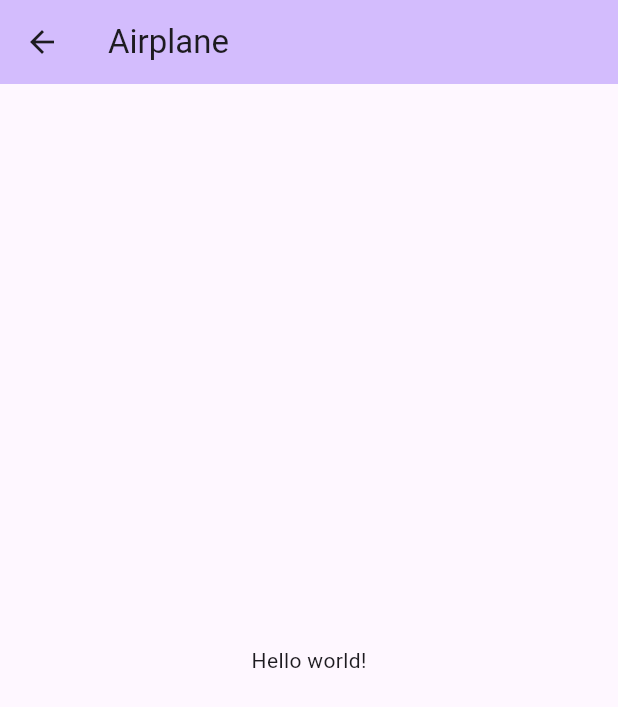
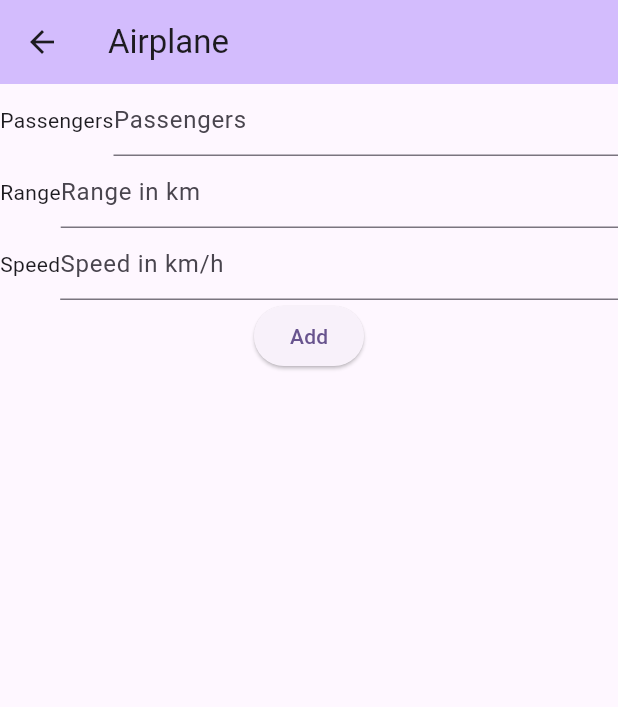
Before and after one commit to wald0047/cst2335_app, a Flutter app: the AirplanePage screen opened by its route, on a phone screen of 412 x 824 dp. Shown: the top 707 px of the screen. Run offline on Flutter 3.47's test engine with Material 3 defaults, Android fonts, the light colour scheme and no system bars; our stand-ins replace floor, sqflite; missing offline and left inert: encrypted_shared_preferences; accounts and stored records are empty; generated files the repository leaves out were written again.

Commit message:
Initial airplane page.

```diff
--- a/lib/AirplanePage.dart
+++ /dev/null
@@ -1,22 +0,0 @@
-import 'package:flutter/material.dart';
-
-class AirplanePage extends StatefulWidget {
-  const AirplanePage({super.key});
-  @override
-  State<AirplanePage> createState() => AirplanePageState();
-}
-
-class AirplanePageState extends State<AirplanePage> {
-  @override
-  Widget build(BuildContext context) {
-    return Scaffold(
-      appBar: AppBar(
-        backgroundColor: Theme.of(context).colorScheme.inversePrimary,
-        title: const Text('Airplane'),
-      ),
-      body: Center(
-        child: Text('Hello world!'),
-      ),
-    );
-  }
-}
--- /dev/null
+++ b/lib/DataRepository.dart
@@ -0,0 +1,33 @@
+import 'dart:async';
+
+import 'package:encrypted_shared_preferences/encrypted_shared_preferences.dart';
+
+class DataRepository{
+
+  static String planeType = "";
+  static String planeRange = "";
+  static String planePassengers = "";
+  static String planeSpeed = "";
+
+
+  static Future<bool> loadData() async
+  {
+    var prefs = EncryptedSharedPreferences();
+    planeType = await prefs.getString("planeType");
+    planeRange = await prefs.getString("planeRange");
+    planePassengers = await prefs.getString("planePassengers");
+    planeSpeed = await prefs.getString("planeSpeed");
+    return true;
+  }
+
+
+  static void saveData()
+  {
+    var prefs = EncryptedSharedPreferences();
+
+    prefs.setString("planeType", planeType);
+    prefs.setString("planeRange", planeRange);
+    prefs.setString("planePassengers", planePassengers);
+    prefs.setString("planeSpeed", planeSpeed);
+  }
+}
--- a/lib/airplane.dart
+++ b/lib/airplane.dart
@@ -4,9 +4,32 @@ import 'package:floor/floor.dart';
 class Airplane {
   @PrimaryKey(autoGenerate: true)
   final int? id;
+  final String type;
+  final int numPassengers;
+  final int maxSpeed;
+  final int range;
 
-  Airplane(this.id);
+  Airplane(this.id,
+          this.type,
+          this.numPassengers,
+          this.maxSpeed,
+          this.range);
 
-  Airplane.noid({ this.id }) ;
+  Airplane.fromNoid(this.id,
+      Airplane noid) :
+      this.type = noid.type,
+      this.numPassengers = noid.numPassengers,
+      this.maxSpeed = noid.maxSpeed,
+      this.range = noid.maxSpeed {
+
+  }
+
+
+  Airplane.noid(
+      this.type,
+      this.numPassengers,
+      this.maxSpeed,
+      this.range,
+      { this.id }) ;
 
 }
--- a/lib/airplanedao.dart
+++ b/lib/airplanedao.dart
@@ -10,11 +10,11 @@ abstract class AirplaneDAO {
   Stream<Airplane?> findAirplaneById(int id);
 
   @insert
-  Future<int> insertAirplane(Airplane item);
+  Future<int> insertAirplane(Airplane plane);
 
   @update
-  Future<void> updateAirplane(Airplane item);
+  Future<void> updateAirplane(Airplane plane);
 
   @delete
-  Future<void> deleteAirplane(Airplane item);
+  Future<void> deleteAirplane(Airplane plane);
 }
--- /dev/null
+++ b/lib/airplanepage.dart
@@ -0,0 +1,293 @@
+import 'package:flutter/material.dart';
+import 'package:cst2335_app/airplane.dart';
+import 'package:cst2335_app/airplanedao.dart';
+import 'package:cst2335_app/DataRepository.dart';
+import 'package:flutter/services.dart';
+import 'database.dart';
+
+class AirplanePage extends StatefulWidget {
+  const AirplanePage({super.key});
+  @override
+  State<AirplanePage> createState() => AirplanePageState();
+}
+
+class AirplanePageState extends State<AirplanePage> {
+  List<Airplane> planes = [];
+  late TextEditingController typeTextCtl;
+  late TextEditingController passengerTextCtl;
+  late TextEditingController rangeTextCtl;
+  late TextEditingController speedTextCtl;
+  Airplane? selectedPlane;
+  late AppDatabase database;
+  late AirplaneDAO airplaneDAO;
+
+  @override
+  void initState() {
+    // initialize object, onloaded in HTML
+    super.initState();
+    typeTextCtl = TextEditingController();
+    passengerTextCtl = TextEditingController();
+    rangeTextCtl = TextEditingController();
+    speedTextCtl = TextEditingController();
+    DataRepository.loadData().then((done) {
+      setState(() {
+        typeTextCtl.text = DataRepository.planeType;
+        passengerTextCtl.text = DataRepository.planePassengers;
+        rangeTextCtl.text = DataRepository.planeRange;
+        speedTextCtl.text = DataRepository.planeSpeed;
+      });
+    });
+    $FloorAppDatabase.databaseBuilder('app_database.db').build().then((db) {
+      database = db;
+      airplaneDAO = database.airplaneDAO;
+      airplaneDAO.getAllAirplanes().then((planes) {
+        setState(() {
+          planes.addAll(planes);
+        });
+      });
+    });
+  }
+
+  @override
+  Future<void> dispose() async {
+    //unloading the page
+    super.dispose();
+    DataRepository.planeType = typeTextCtl.value.text;
+    DataRepository.planePassengers = passengerTextCtl.value.text;
+    DataRepository.planeRange = rangeTextCtl.value.text;
+    DataRepository.planeSpeed = speedTextCtl.value.text;
+    DataRepository.saveData();
+    typeTextCtl.dispose();
+    passengerTextCtl.dispose();
+    rangeTextCtl.dispose();
+    speedTextCtl.dispose();
+    await database.close();
+  }
+
+  @override
+  Widget build(BuildContext context) {
+    return Scaffold(
+        appBar: AppBar(
+          backgroundColor: Theme.of(context).colorScheme.inversePrimary,
+          title: const Text('Airplane'),
+        ),
+        body: responsiveLayout());
+  }
+
+  Widget responsiveLayout() {
+    var size = MediaQuery.of(context).size;
+    var height = size.height;
+    var width = size.width;
+
+    if ((width > height) && (width > 720)) {
+      // landscape mode
+      return Row(
+        children: [
+          Expanded(flex: 2, child: Center(child: AirplaneList())),
+          Expanded(flex: 3, child: Column(children: [DetailsPage()])),
+        ],
+      );
+    } else {
+      // Portrait mode
+      if (selectedPlane == null) {
+        return AirplaneList();
+      } else {
+        return DetailsPage();
+      }
+    }
+  }
+
+  Widget AirplaneList() {
+    return Center(
+      child: Column(
+        children: [
+          Row(
+              children: [
+                Text("Passengers"),
+                Expanded(
+                  child:
+                  TextField(
+                    controller:passengerTextCtl,
+                    inputFormatters: [
+                      FilteringTextInputFormatter.digitsOnly
+                    ],
+                    keyboardType: const TextInputType.numberWithOptions(
+                        decimal: false,
+                        signed: false
+                    ),
+                    decoration: const InputDecoration(
+                      hintText: 'Passengers',
+                    ),
+                  ),
+                )
+              ]
+          ),
+          Row(
+              children: [
+                Text("Range"),
+                Expanded(
+                  child:
+                  TextField(
+                    controller:rangeTextCtl,
+                    inputFormatters: [
+                      FilteringTextInputFormatter.digitsOnly
+                    ],
+                    keyboardType: const TextInputType.numberWithOptions(
+                        decimal: false,
+                        signed: false
+                    ),
+                    decoration: const InputDecoration(
+                      hintText: 'Range in km',
+                    ),
+                  ),
+                )
+              ]
+          ),
+          Row(
+              children: [
+                Text("Speed"),
+                Expanded(
+                  child:
+                  TextField(
+                    controller:speedTextCtl,
+                    inputFormatters: [
+                      FilteringTextInputFormatter.digitsOnly
+                    ],
+                    keyboardType: const TextInputType.numberWithOptions(
+                        decimal: false,
+                        signed: false
+                    ),
+                    decoration: const InputDecoration(
+                      hintText: 'Speed in km/h',
+                    ),
+                  ),
+                )
+              ]
+          ),
+          ElevatedButton(
+              onPressed: addPlane,
+              child: Text("Add")),
+          Expanded(
+            child: ListView.builder(
+              itemCount: planes.length,
+              itemBuilder: (context, rowNum) {
+                // return the widget to go on row : rowNum
+                return GestureDetector(
+                    onTap: () {
+                       setState(() {
+                         selectedPlane = planes[rowNum];
+                      });
+                    },
+                    child: Row(
+                        mainAxisAlignment: MainAxisAlignment.spaceEvenly,
+                        children: [
+                          Text("id: ${planes[rowNum].id ?? ""}"),
+                          Text(planes[rowNum].type),
+                          Text(planes[rowNum].range.toString()),
+                          Text(planes[rowNum].maxSpeed.toString()),
+                          Text(planes[rowNum].numPassengers.toString())
+                        ]));
+              },
+            ),
+          ),
+        ],
+      ),
+    );
+  }
+
+  void deleteAirplane(Airplane plane) {
+    int index = planes.indexOf(plane);
+    if (index < 0 || index > planes.length) {
+      return;
+    }
+    setState(() {
+      showDialog<String>(
+        context: context,
+        builder: (BuildContext context) => AlertDialog(
+          title: const Text('Confirm Airplane Removal'),
+          content: Text('Are you sure you would like to remove:\n' +
+          'id:${planes[index].id}\t${planes[index].type}'),
+          actions: <Widget>[
+            TextButton(
+              child: const Text('Yes'),
+              onPressed: () {
+                Airplane tmp = planes[index];
+                setState(() {
+                  if (selectedPlane == tmp) {
+                    selectedPlane = null;
+                  }
+                  planes.removeAt(index);
+                });
+                airplaneDAO.deleteAirplane(tmp);
+                Navigator.of(context).pop();
+              },
+            ),
+            TextButton(
+              child: const Text('No'),
+              onPressed: () {
+                Navigator.of(context).pop();
+              },
+            ),
+          ],
+        ),
+      );
+    });
+  }
+
+  Widget DetailsPage() {
+    if (selectedPlane == null) {
+      return Text("Nothing is selected");
+    } else {
+      Airplane plane = selectedPlane!;
+      return Column(children: [
+        Row(
+            mainAxisAlignment: MainAxisAlignment.spaceEvenly,
+            children: [
+              Text("id: ${plane.id ?? ""}"),
+              Text(plane.type),
+              Text(plane.numPassengers.toString()),
+              Text(plane.maxSpeed.toString()),
+              Text(plane.range.toString()),
+            ]),
+        Row(mainAxisAlignment:MainAxisAlignment.spaceEvenly,
+            children:[
+              ElevatedButton(
+                  onPressed: () {
+                    setState(() {
+                      selectedPlane = null;
+                    });
+                  },
+                  child: Text("Unselect")),
+              ElevatedButton(
+                  onPressed: () {
+                    deleteAirplane(plane);
+                  },
+                  child: Text("Delete"))])
+      ]);
+    }
+  }
+
+  //This function gets run when you click the button
+  void addPlane() {
+    int idx = planes.length;
+    Airplane noid = Airplane.noid(
+        typeTextCtl.value.text,
+        int.parse(passengerTextCtl.value.text),
+        int.parse(speedTextCtl.value.text),
+        int.parse(rangeTextCtl.value.text)
+    );
+    setState(() {
+      idx = planes.length;
+      planes.add(noid);
+      typeTextCtl.text = "";
+      passengerTextCtl.text = "";
+      speedTextCtl.text = "";
+      rangeTextCtl.text = "";
+    });
+    airplaneDAO.insertAirplane(noid).then((id) {
+      setState(() {
+        planes[idx] = Airplane.fromNoid(id, noid);
+      });
+    });
+  }
+}
--- a/lib/main.dart
+++ b/lib/main.dart
@@ -1,6 +1,6 @@
 import 'package:flutter/material.dart';
 import 'package:cst2335_app/CustomerPage.dart';
-import 'package:cst2335_app/AirplanePage.dart';
+import 'package:cst2335_app/airplanepage.dart';
 import 'package:cst2335_app/FlightPage.dart';
 import 'package:cst2335_app/ReservationPage.dart';
 
```
